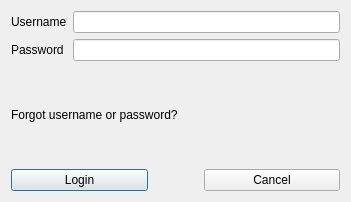
NVKShop/nvk-client, file loginwindow.ui: the form before one commit.
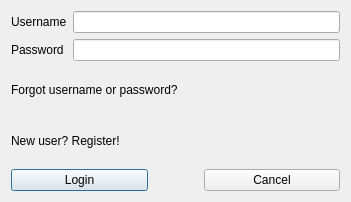
The form after the commit.

Commit message: Registering link added, + ManageOrderWindow's initial class

```diff
--- a/loginwindow.ui
+++ b/loginwindow.ui
@@ -58,6 +58,13 @@
        </property>
       </widget>
      </item>
+     <item>
+      <widget class="QLabel" name="registerUserLabel">
+       <property name="text">
+        <string>New user? Register!</string>
+       </property>
+      </widget>
+     </item>
      <item>
       <layout class="QHBoxLayout" name="horizontalLayout_3" stretch="2,2">
        <property name="spacing">
```
The commit also changes 5 other files.
